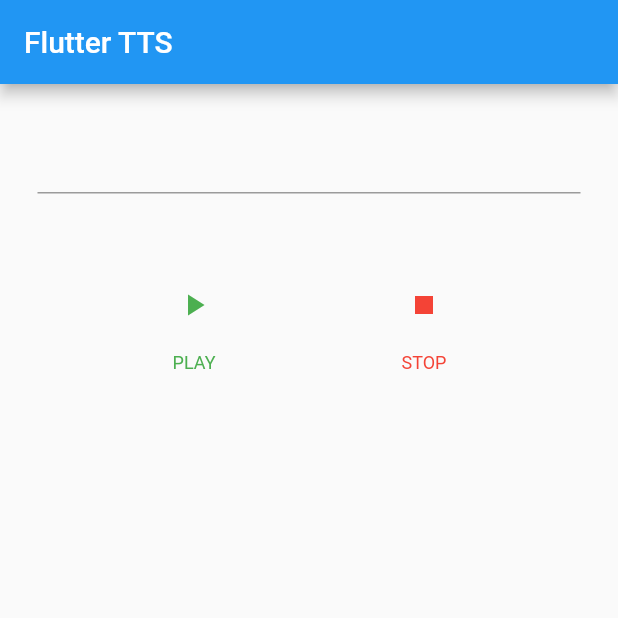
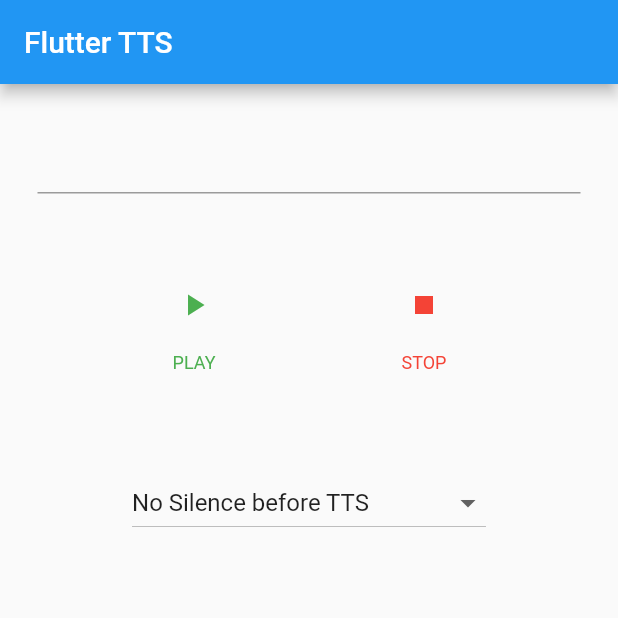
Before and after one commit to dlutton/flutter_tts, a Flutter app: the screen it shows after launch, on a phone screen of 412 x 824 dp, the top half of it. Run offline on Flutter 3.47's test engine with Material 2 defaults, Android fonts, the phone set to English and light mode, and no system bars.

Commit message:
silence before utterance implemented for android

```diff
--- a/example/lib/main.dart
+++ b/example/lib/main.dart
@@ -1,5 +1,6 @@
 import 'dart:async';
 import 'dart:io';
+
 import 'package:flutter/material.dart';
 import 'package:flutter_tts/flutter_tts.dart';
 
@@ -18,12 +19,14 @@ class _MyAppState extends State<MyApp> {
   dynamic voices;
   String language;
   String voice;
+  int silencems;
 
   String _newVoiceText;
 
   TtsState ttsState = TtsState.stopped;
 
   get isPlaying => ttsState == TtsState.playing;
+
   get isStopped => ttsState == TtsState.stopped;
 
   @override
@@ -53,6 +56,7 @@ class _MyAppState extends State<MyApp> {
 
     flutterTts.setCompletionHandler(() {
       setState(() {
+        print("Complete");
         ttsState = TtsState.stopped;
       });
     });
@@ -110,6 +114,14 @@ class _MyAppState extends State<MyApp> {
     return items;
   }
 
+  List<DropdownMenuItem<int>> getSilenceDropDownMenuItems() {
+    var items = List<DropdownMenuItem<int>>();
+    items.add(DropdownMenuItem(value: null, child: Text("No Silence before TTS")));
+    items.add(DropdownMenuItem(value: 1000, child: Text("1 Second Silence before TTS")));
+    items.add(DropdownMenuItem(value: 5000, child: Text("5 Seconds Silence before TTS")));
+    return items;
+  }
+
   void changedLanguageDropDownItem(String selectedType) {
     setState(() {
       language = selectedType;
@@ -121,6 +133,13 @@ class _MyAppState extends State<MyApp> {
     setState(() {
       voice = selectedType;
       flutterTts.setVoice(voice);
+    });
+  }
+
+  void changedSilenceDropDownItem(int selectedType) {
+    setState(() {
+      silencems = selectedType;
+      flutterTts.setSilence(silencems);
     });
   }
 
@@ -143,7 +162,8 @@ class _MyAppState extends State<MyApp> {
                   inputSection(),
                   btnSection(),
                   languages != null ? languageDropDownSection() : Text(""),
-                  voices != null ? voiceDropDownSection() : Text("")
+                  voices != null ? voiceDropDownSection() : Text(""),
+                  silenceDropDownSection(),
                 ]))));
   }
 
@@ -159,10 +179,8 @@ class _MyAppState extends State<MyApp> {
   Widget btnSection() => Container(
       padding: EdgeInsets.only(top: 50.0),
       child: Row(mainAxisAlignment: MainAxisAlignment.spaceEvenly, children: [
-        _buildButtonColumn(
-            Colors.green, Colors.greenAccent, Icons.play_arrow, 'PLAY', _speak),
-        _buildButtonColumn(
-            Colors.red, Colors.redAccent, Icons.stop, 'STOP', _stop)
+        _buildButtonColumn(Colors.green, Colors.greenAccent, Icons.play_arrow, 'PLAY', _speak),
+        _buildButtonColumn(Colors.red, Colors.redAccent, Icons.stop, 'STOP', _stop)
       ]));
 
   Widget languageDropDownSection() => Container(
@@ -176,7 +194,7 @@ class _MyAppState extends State<MyApp> {
       ]));
 
   Widget voiceDropDownSection() => Container(
-      padding: EdgeInsets.only(top: 50.0),
+      padding: EdgeInsets.only(top: 30.0),
       child: Row(mainAxisAlignment: MainAxisAlignment.center, children: [
         DropdownButton(
           value: voice,
@@ -185,24 +203,22 @@ class _MyAppState extends State<MyApp> {
         )
       ]));
 
-  Column _buildButtonColumn(Color color, Color splashColor, IconData icon,
-      String label, Function func) {
-    return Column(
-        mainAxisSize: MainAxisSize.min,
-        mainAxisAlignment: MainAxisAlignment.center,
-        children: [
-          IconButton(
-              icon: Icon(icon),
-              color: color,
-              splashColor: splashColor,
-              onPressed: () => func()),
-          Container(
-              margin: const EdgeInsets.only(top: 8.0),
-              child: Text(label,
-                  style: TextStyle(
-                      fontSize: 12.0,
-                      fontWeight: FontWeight.w400,
-                      color: color)))
-        ]);
+  Widget silenceDropDownSection() => Container(
+      padding: EdgeInsets.only(top: 30.0),
+      child: Row(mainAxisAlignment: MainAxisAlignment.center, children: [
+        DropdownButton(
+          value: silencems,
+          items: getSilenceDropDownMenuItems(),
+          onChanged: changedSilenceDropDownItem,
+        )
+      ]));
+
+  Column _buildButtonColumn(Color color, Color splashColor, IconData icon, String label, Function func) {
+    return Column(mainAxisSize: MainAxisSize.min, mainAxisAlignment: MainAxisAlignment.center, children: [
+      IconButton(icon: Icon(icon), color: color, splashColor: splashColor, onPressed: () => func()),
+      Container(
+          margin: const EdgeInsets.only(top: 8.0),
+          child: Text(label, style: TextStyle(fontSize: 12.0, fontWeight: FontWeight.w400, color: color)))
+    ]);
   }
 }
```
Also changed, not shown: lib/flutter_tts.dart (+11 -12 lines), 3 other files.
